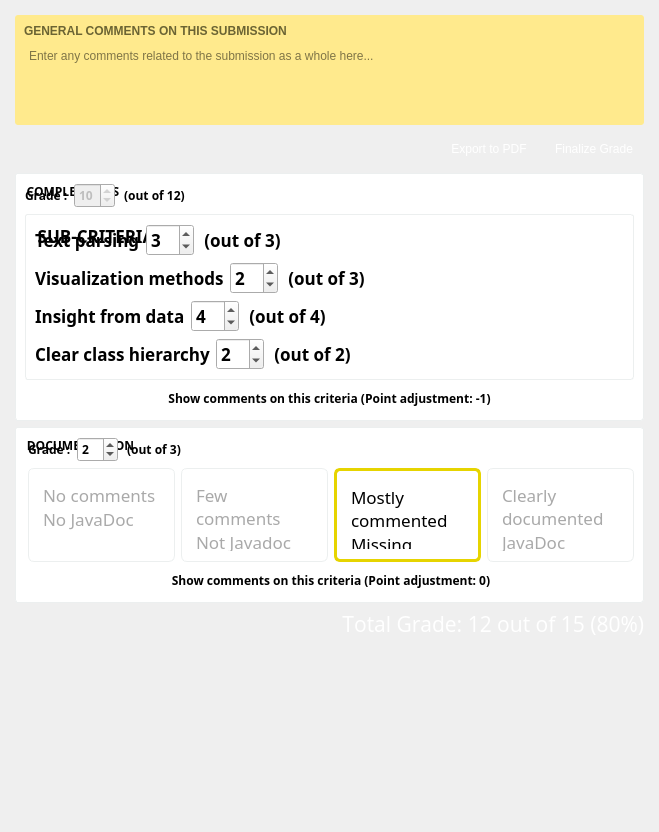
Qt form TurboGrade/ui/gradeview.ui (wassgha/TurboGrade) before a commit.
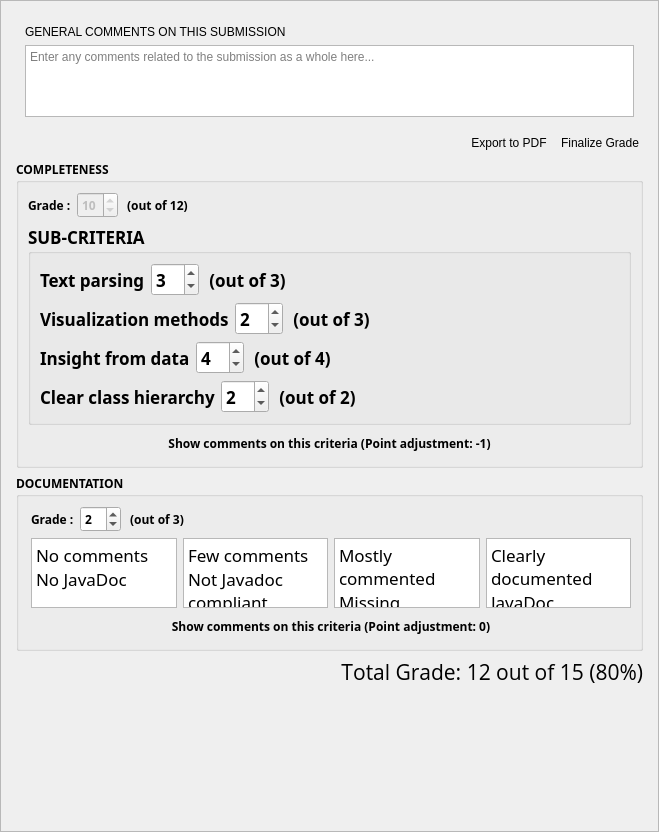
The same form after that commit.

The edit to the form file:
```diff
--- a/TurboGrade/ui/gradeview.ui
+++ b/TurboGrade/ui/gradeview.ui
@@ -74,17 +74,18 @@
 QGroupBox {
     background-color: white;
 	border-radius:3px;
-	padding-top: 3ex;
 	border: 1px solid rgb(236, 239, 239);
 }
+
+QGroupBox&gt;QGroupBox {
+	border: none
+}
+
+QGroupBox #title {
+}
+
 QGroupBox::title {
-	font-family:Montserrat;
-	font-size:18px;
-	margin-top: 10px;
-	margin-left: 10px;
-	background:transparent;
-	font-weight: bold;
-	text-transform: uppercase;
+	display:none;
 }
 
 
@@ -99,9 +100,11 @@
 #general_comments_label {
 	text-transform: uppercase;
 	color: rgb(107, 100, 51);
+	font-family: &quot;Montserrat&quot;, sans-serif;
 	font-weight: bold;
+	font-weight: 400;
 	padding: 0px;
-}</string>
+} </string>
   </property>
   <layout class="QVBoxLayout" name="verticalLayout_5">
    <property name="leftMargin">
@@ -145,7 +148,7 @@
         <x>0</x>
         <y>0</y>
         <width>659</width>
-        <height>811</height>
+        <height>744</height>
        </rect>
       </property>
       <property name="sizePolicy">
```
